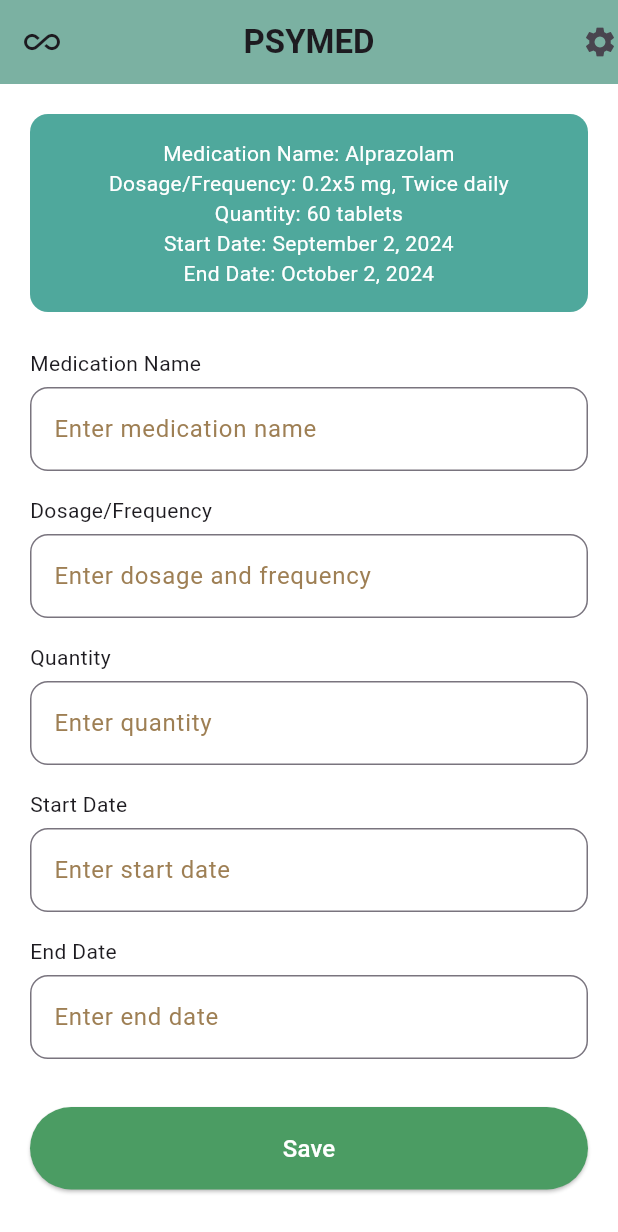
After one commit to GRUPO-1-MOVILES-2025-1/PsyMed_MobileApplication_Flutter, a Flutter app: the MedicacionFormView screen opened directly, on a phone screen of 412 x 824 dp. The commit adds this screen. Shown: the top 1232 px of the screen. Run offline on Flutter 3.47's test engine with Material 3 defaults, Android fonts, the phone set to English and light mode, and no system bars; our stand-ins replace google_fonts, intl_phone_field.

```diff
--- /dev/null
+++ b/lib/views/medicacion_form_view.dart
@@ -0,0 +1,122 @@
+import 'package:flutter/material.dart';
+
+class MedicacionFormView extends StatelessWidget {
+  const MedicacionFormView({super.key});
+
+  @override
+  Widget build(BuildContext context) {
+    final inputDecoration = InputDecoration(
+      border: OutlineInputBorder(borderRadius: BorderRadius.circular(12)),
+      hintStyle: const TextStyle(color: Color(0xFF9E7F54)), // Marrón claro
+    );
+
+    return Scaffold(
+      backgroundColor: Colors.white,
+      appBar: AppBar(
+        backgroundColor: const Color(0xFF7BB1A2), // Verde PSYMED
+        title: const Text(
+          'PSYMED',
+          style: TextStyle(fontWeight: FontWeight.bold),
+        ),
+        centerTitle: true,
+        leading: const Icon(Icons.all_inclusive),
+        actions: const [Icon(Icons.settings)],
+      ),
+      body: SingleChildScrollView(
+        padding: const EdgeInsets.all(20),
+        child: Column(
+          children: [
+            Container(
+              width: double.infinity,
+              padding: const EdgeInsets.all(16),
+              margin: const EdgeInsets.only(bottom: 24),
+              decoration: BoxDecoration(
+                color: const Color(0xFF4FA89C), // Verde esmeralda más intenso
+                borderRadius: BorderRadius.circular(12),
+              ),
+              child: const Text(
+                'Medication Name: Alprazolam\n'
+                    'Dosage/Frequency: 0.2x5 mg, Twice daily\n'
+                    'Quantity: 60 tablets\n'
+                    'Start Date: September 2, 2024\n'
+                    'End Date: October 2, 2024',
+                style: TextStyle(color: Colors.white),
+                textAlign: TextAlign.center,
+              ),
+            ),
+
+            const Align(
+              alignment: Alignment.centerLeft,
+              child: Text('Medication Name'),
+            ),
+            const SizedBox(height: 6),
+            TextFormField(
+              decoration: inputDecoration.copyWith(hintText: 'Enter medication name'),
+            ),
+            const SizedBox(height: 16),
+
+            const Align(
+              alignment: Alignment.centerLeft,
+              child: Text('Dosage/Frequency'),
+            ),
+            const SizedBox(height: 6),
+            TextFormField(
+              decoration: inputDecoration.copyWith(hintText: 'Enter dosage and frequency'),
+            ),
+            const SizedBox(height: 16),
+
+            const Align(
+              alignment: Alignment.centerLeft,
+              child: Text('Quantity'),
+            ),
+            const SizedBox(height: 6),
+            TextFormField(
+              decoration: inputDecoration.copyWith(hintText: 'Enter quantity'),
+              keyboardType: TextInputType.number,
+            ),
+            const SizedBox(height: 16),
+
+            const Align(
+              alignment: Alignment.centerLeft,
+              child: Text('Start Date'),
+            ),
+            const SizedBox(height: 6),
+            TextFormField(
+              decoration: inputDecoration.copyWith(hintText: 'Enter start date'),
+            ),
+            const SizedBox(height: 16),
+
+            const Align(
+              alignment: Alignment.centerLeft,
+              child: Text('End Date'),
+            ),
+            const SizedBox(height: 6),
+            TextFormField(
+              decoration: inputDecoration.copyWith(hintText: 'Enter end date'),
+            ),
+            const SizedBox(height: 32),
+
+            SizedBox(
+              width: double.infinity,
+              child: ElevatedButton(
+                onPressed: () {},
+                style: ElevatedButton.styleFrom(
+                  backgroundColor: const Color(0xFF4B9C63), // Verde botón
+                  foregroundColor: Colors.white, // ✅ texto blanco
+                  padding: const EdgeInsets.symmetric(vertical: 16),
+                  shape: RoundedRectangleBorder(
+                    borderRadius: BorderRadius.circular(30),
+                  ),
+                ),
+                child: const Text(
+                  'Save',
+                  style: TextStyle(fontSize: 16),
+                ),
+              ),
+            ),
+          ],
+        ),
+      ),
+    );
+  }
+}
```
Also changed, not shown: lib/main.dart (+24 -0 lines), lib/views/calendar_view.dart (added, +135 -0 lines), lib/views/historial_notas_view.dart (added, +117 -0 lines), assets/images/paciente.png (added).
